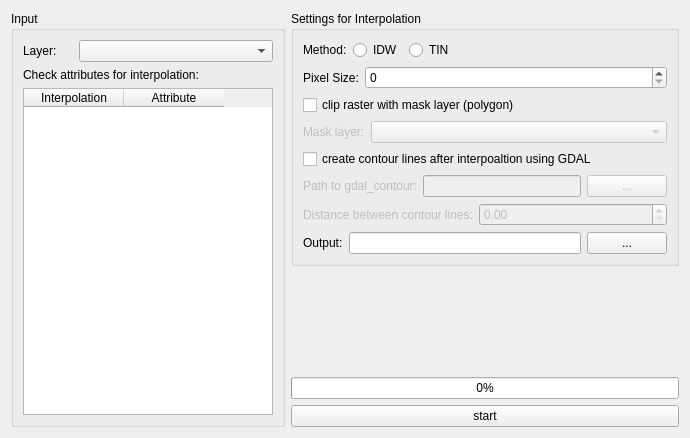
Qt form src/BatchInterpolation/batch_interpolation_dialog_base.ui (jagodki/Batch-Interpolation) before a commit.
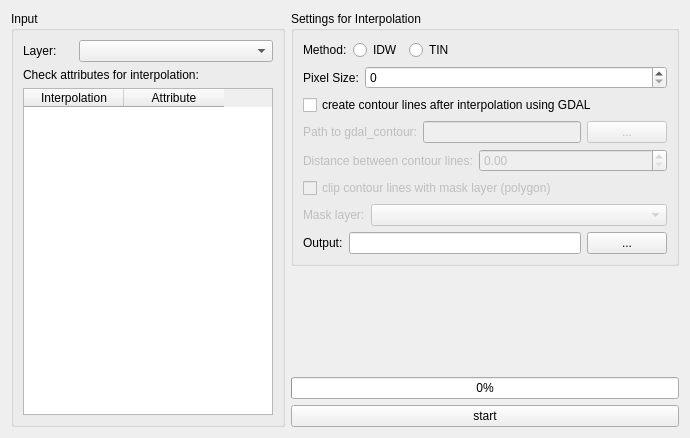
The same form after that commit.

```diff
--- a/src/BatchInterpolation/batch_interpolation_dialog_base.ui
+++ b/src/BatchInterpolation/batch_interpolation_dialog_base.ui
@@ -213,50 +213,6 @@
               </item>
              </layout>
             </item>
-            <item>
-             <layout class="QHBoxLayout" name="horizontalLayout_10">
-              <item>
-               <widget class="QCheckBox" name="checkBox_clip_raster">
-                <property name="text">
-                 <string>clip raster with mask layer (polygon)</string>
-                </property>
-               </widget>
-              </item>
-             </layout>
-            </item>
-            <item>
-             <layout class="QHBoxLayout" name="horizontalLayout_13">
-              <item>
-               <widget class="QLabel" name="label_mask_layer">
-                <property name="enabled">
-                 <bool>false</bool>
-                </property>
-                <property name="sizePolicy">
-                 <sizepolicy hsizetype="Preferred" vsizetype="Preferred">
-                  <horstretch>0</horstretch>
-                  <verstretch>0</verstretch>
-                 </sizepolicy>
-                </property>
-                <property name="text">
-                 <string>Mask layer:</string>
-                </property>
-               </widget>
-              </item>
-              <item>
-               <widget class="QComboBox" name="comboBox_mask_layer">
-                <property name="enabled">
-                 <bool>false</bool>
-                </property>
-                <property name="sizePolicy">
-                 <sizepolicy hsizetype="Expanding" vsizetype="Fixed">
-                  <horstretch>0</horstretch>
-                  <verstretch>0</verstretch>
-                 </sizepolicy>
-                </property>
-               </widget>
-              </item>
-             </layout>
-            </item>
             <item>
              <layout class="QVBoxLayout" name="verticalLayout_5">
               <item>
@@ -268,7 +224,7 @@
                  </sizepolicy>
                 </property>
                 <property name="text">
-                 <string>create contour lines after interpoaltion using GDAL</string>
+                 <string>create contour lines after interpolation using GDAL</string>
                 </property>
                </widget>
               </item>
@@ -338,6 +294,53 @@
               </item>
              </layout>
             </item>
+            <item>
+             <layout class="QHBoxLayout" name="horizontalLayout_10">
+              <item>
+               <widget class="QCheckBox" name="checkBox_clip">
+                <property name="enabled">
+                 <bool>false</bool>
+                </property>
+                <property name="text">
+                 <string>clip contour lines with mask layer (polygon)</string>
+                </property>
+               </widget>
+              </item>
+             </layout>
+            </item>
+            <item>
+             <layout class="QHBoxLayout" name="horizontalLayout_13">
+              <item>
+               <widget class="QLabel" name="label_mask_layer">
+                <property name="enabled">
+                 <bool>false</bool>
+                </property>
+                <property name="sizePolicy">
+                 <sizepolicy hsizetype="Preferred" vsizetype="Preferred">
+                  <horstretch>0</horstretch>
+                  <verstretch>0</verstretch>
+                 </sizepolicy>
+                </property>
+                <property name="text">
+                 <string>Mask layer:</string>
+                </property>
+               </widget>
+              </item>
+              <item>
+               <widget class="QComboBox" name="comboBox_mask_layer">
+                <property name="enabled">
+                 <bool>false</bool>
+                </property>
+                <property name="sizePolicy">
+                 <sizepolicy hsizetype="Expanding" vsizetype="Fixed">
+                  <horstretch>0</horstretch>
+                  <verstretch>0</verstretch>
+                 </sizepolicy>
+                </property>
+               </widget>
+              </item>
+             </layout>
+            </item>
             <item>
              <layout class="QHBoxLayout" name="horizontalLayout_8">
               <item>
```
